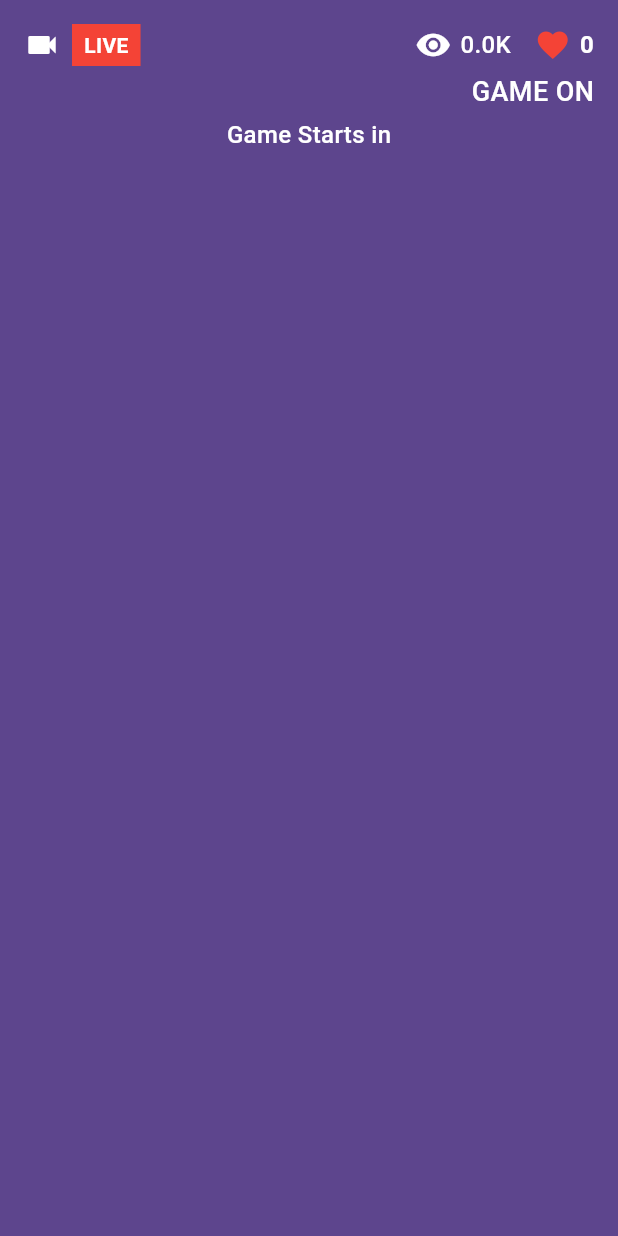
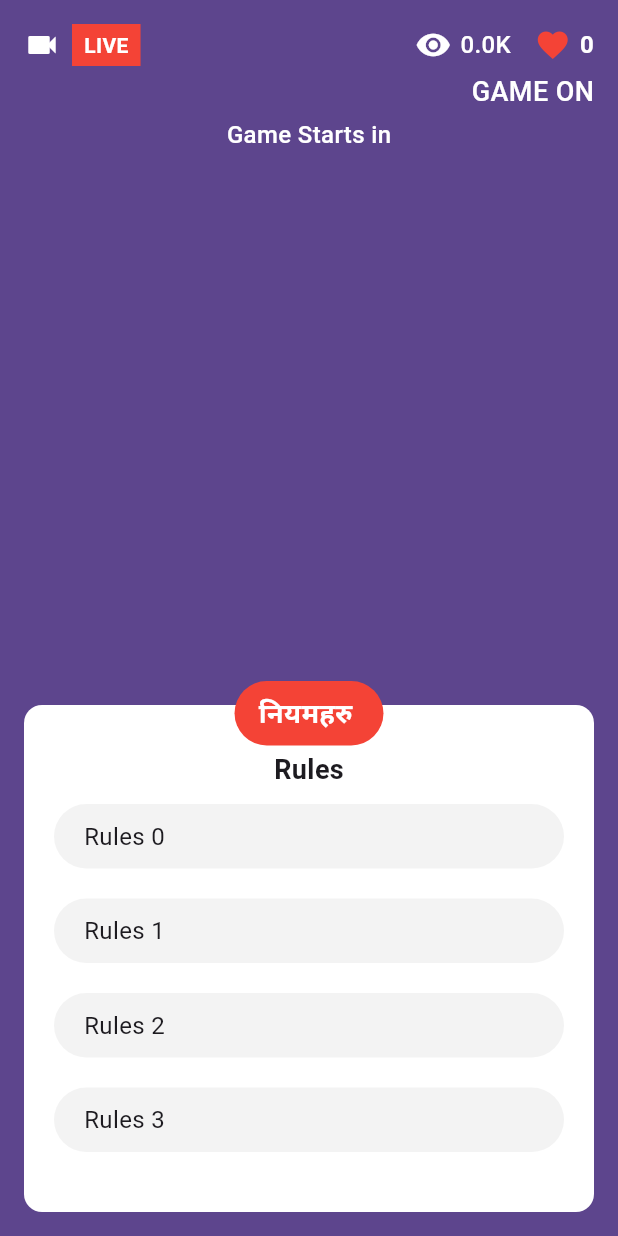
Before and after one commit to manil-123/quiz_practice, a Flutter app: the GameScreen screen opened directly, on a phone screen of 412 x 824 dp. Run offline on Flutter 3.47's test engine with Material 2 defaults, Android fonts, the phone set to English and light mode, and no system bars; our stand-ins replace flutter_bloc, freezed_annotation, get_it, injectable, shared_preferences, slide_countdown; accounts and stored records are empty.

Commit message:
rules container with animation.

```diff
--- a/lib/screens/game_screen.dart
+++ b/lib/screens/game_screen.dart
@@ -5,6 +5,7 @@ import 'package:quiz_practice/widgets/game_countdown_timer.dart';
 import 'package:quiz_practice/widgets/game_header.dart';
 import 'package:quiz_practice/widgets/game_status.dart';
 import 'package:quiz_practice/widgets/question_answer_container.dart';
+import 'package:quiz_practice/widgets/rules_container.dart';
 
 class GameScreen extends StatefulWidget {
   const GameScreen({super.key});
@@ -75,10 +76,12 @@ class _GameScreenState extends State<GameScreen> {
                 child:
                     SizedBox(), // Empty Expanded widget to take remaining space
               ),
-              Visibility(
-                visible: _seconds == 0,
-                child: const QuestionAnswerContainer(),
-              ),
+              _seconds != 0
+                  ? const RulesContainer()
+                  : Visibility(
+                      visible: _seconds == 0,
+                      child: const QuestionAnswerContainer(),
+                    ),
             ],
           ),
         ),
--- /dev/null
+++ b/lib/widgets/rules_container.dart
@@ -0,0 +1,125 @@
+import 'dart:async';
+import 'package:flutter/material.dart';
+import 'package:quiz_practice/constants/colors.dart';
+
+class RulesContainer extends StatefulWidget {
+  const RulesContainer({super.key});
+
+  @override
+  State<RulesContainer> createState() => _RulesContainerState();
+}
+
+class _RulesContainerState extends State<RulesContainer>
+    with SingleTickerProviderStateMixin {
+  double progress = 0.0;
+  late Timer timer;
+  int seconds = 10;
+
+  late final AnimationController _controller;
+  late final Animation<double> _animation;
+  @override
+  void initState() {
+    super.initState();
+    _controller = AnimationController(
+      duration: const Duration(milliseconds: 800),
+      vsync: this,
+    )..repeat();
+    _animation = CurvedAnimation(
+      parent: _controller,
+      curve: Curves.easeIn,
+    );
+    _controller.forward(); // Start the animation
+  }
+
+  @override
+  Widget build(BuildContext context) {
+    return AnimatedBuilder(
+      animation: _animation,
+      builder: (context, child) {
+        return Transform.scale(
+          origin: const Offset(-90, -90),
+          scale: _animation.value,
+          child: child,
+        );
+      },
+      child: Stack(
+        clipBehavior: Clip.none,
+        children: [
+          Container(
+            width: double.infinity,
+            padding: const EdgeInsets.symmetric(
+              vertical: 30.0,
+            ),
+            decoration: BoxDecoration(
+              color: Colors.white,
+              borderRadius: BorderRadius.circular(12),
+            ),
+            child: Column(
+              mainAxisSize: MainAxisSize.min,
+              children: [
+                const Text(
+                  'Rules',
+                  style: TextStyle(
+                    fontSize: 18,
+                    fontWeight: FontWeight.w600,
+                  ),
+                ),
+                Column(
+                  children: List.generate(
+                    4,
+                    (index) => Container(
+                      width: double.infinity,
+                      margin: const EdgeInsets.symmetric(
+                          horizontal: 20.0, vertical: 10.0),
+                      padding: const EdgeInsets.symmetric(
+                          horizontal: 20.0, vertical: 10.0),
+                      decoration: BoxDecoration(
+                        color: AppColors.answerOptionColor,
+                        borderRadius: BorderRadius.circular(25),
+                      ),
+                      child: Text(
+                        "Rules $index",
+                        style: const TextStyle(
+                          fontSize: 16,
+                          fontWeight: FontWeight.w400,
+                        ),
+                      ),
+                    ),
+                  ),
+                ),
+              ],
+            ),
+          ),
+          Positioned(
+            left: 0,
+            right: 0,
+            top: -16,
+            child: Stack(
+              alignment: Alignment.center,
+              children: [
+                Container(
+                  padding: const EdgeInsets.symmetric(
+                    horizontal: 16.0,
+                    vertical: 8.0,
+                  ),
+                  decoration: BoxDecoration(
+                    color: Colors.red,
+                    borderRadius: BorderRadius.circular(25),
+                  ),
+                  child: const Text(
+                    'नियमहरु ',
+                    style: TextStyle(
+                      fontSize: 18,
+                      fontWeight: FontWeight.w700,
+                      color: Colors.white,
+                    ),
+                  ),
+                )
+              ],
+            ),
+          )
+        ],
+      ),
+    );
+  }
+}
```
